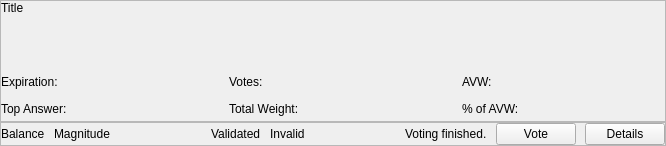
This is src/qt/forms/voting/pollcard.ui in gridcoin-community/Gridcoin-Research as Qt 5 draws it before an edit. The edited form follows.
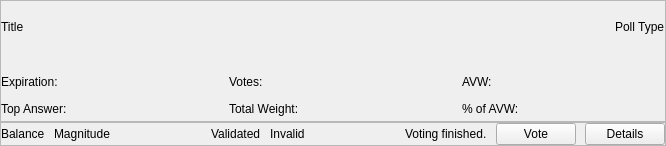
This is the edited form.

Commit message: Implement poll type lable in poll display

The edit to the form file:
```diff
--- a/src/qt/forms/voting/pollcard.ui
+++ b/src/qt/forms/voting/pollcard.ui
@@ -59,7 +59,9 @@
       <property name="bottomMargin">
        <number>0</number>
       </property>
-      <item alignment="Qt::AlignTop">
+      <item>
+       <layout class="QHBoxLayout" name="horizontalLayout_2">
+        <item>
        <widget class="QLabel" name="titleLabel">
         <property name="text">
          <string notr="true">Title</string>
@@ -71,6 +73,28 @@
          <bool>true</bool>
         </property>
        </widget>
+        </item>
+        <item>
+         <spacer name="horizontalSpacer_3">
+          <property name="orientation">
+           <enum>Qt::Horizontal</enum>
+          </property>
+          <property name="sizeHint" stdset="0">
+           <size>
+            <width>40</width>
+            <height>20</height>
+           </size>
+          </property>
+         </spacer>
+        </item>
+        <item>
+         <widget class="QLabel" name="typeLabel">
+          <property name="text">
+           <string>Poll Type</string>
+          </property>
+         </widget>
+        </item>
+       </layout>
       </item>
       <item>
        <layout class="QGridLayout" name="gridLayout" columnstretch="0,10000,0,10000,0,10000">
```
Lines whose indentation alone changed are shown as unchanged. The commit also changes 7 other files.
